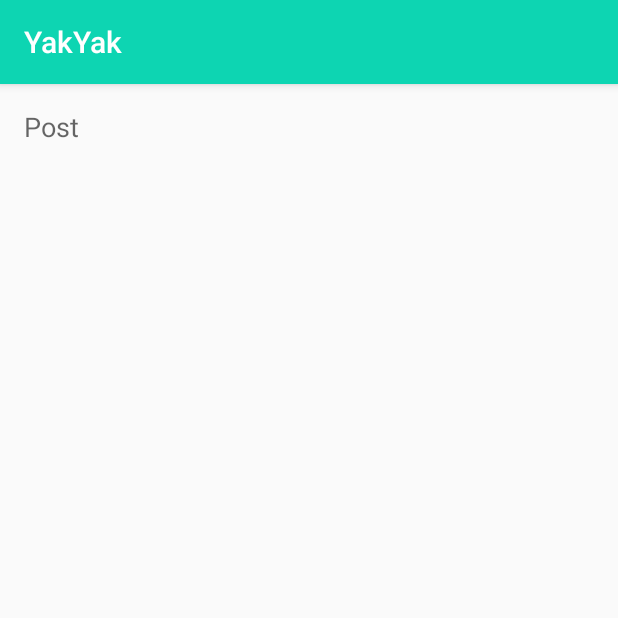
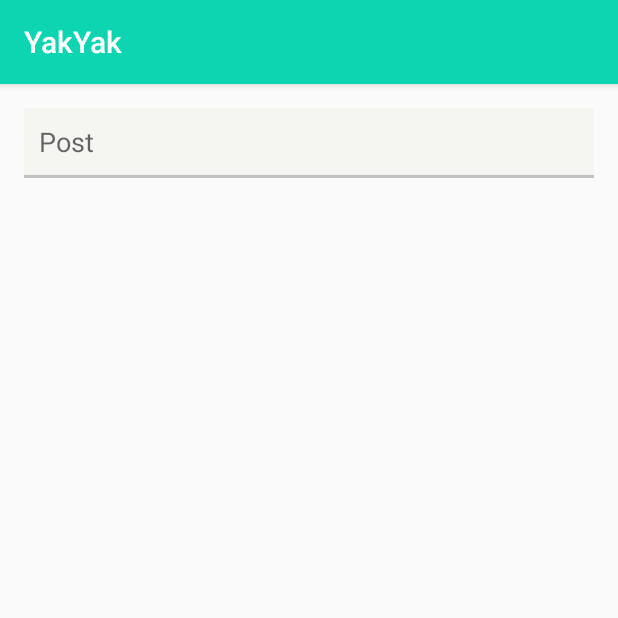
Before and after one commit to mikeschen/YakYak3.0Android, an Android app: the PostActivity screen opened directly, with no data from a screen before it, on a phone screen of 412 x 824 dp, the top half of it. Run offline under Robolectric (Android 15) with nearby library versions, the phone set to English and light mode, and no system bars; our stand-ins replace ButterKnife; libraries missing offline, so code that uses them is left out: org.parceler; 3 statements that could not run were skipped.

Commit message:
adds background color to category

```diff
--- a/app/src/main/res/layout/activity_post.xml
+++ b/app/src/main/res/layout/activity_post.xml
@@ -16,7 +16,15 @@
         android:textAppearance="?android:attr/textAppearanceMedium"
         android:text="Post"
         android:id="@+id/detailPostTextView"
+        android:padding="10dp"
+        android:background="#f5f5f1"
         android:layout_alignParentTop="true"
         android:layout_alignParentLeft="true"
         android:layout_alignParentStart="true" />
+
+    <View
+        android:layout_width="fill_parent"
+        android:layout_height="2dp"
+        android:layout_below="@+id/detailPostTextView"
+        android:background="#c0c0c0"/>
 </RelativeLayout>
```
